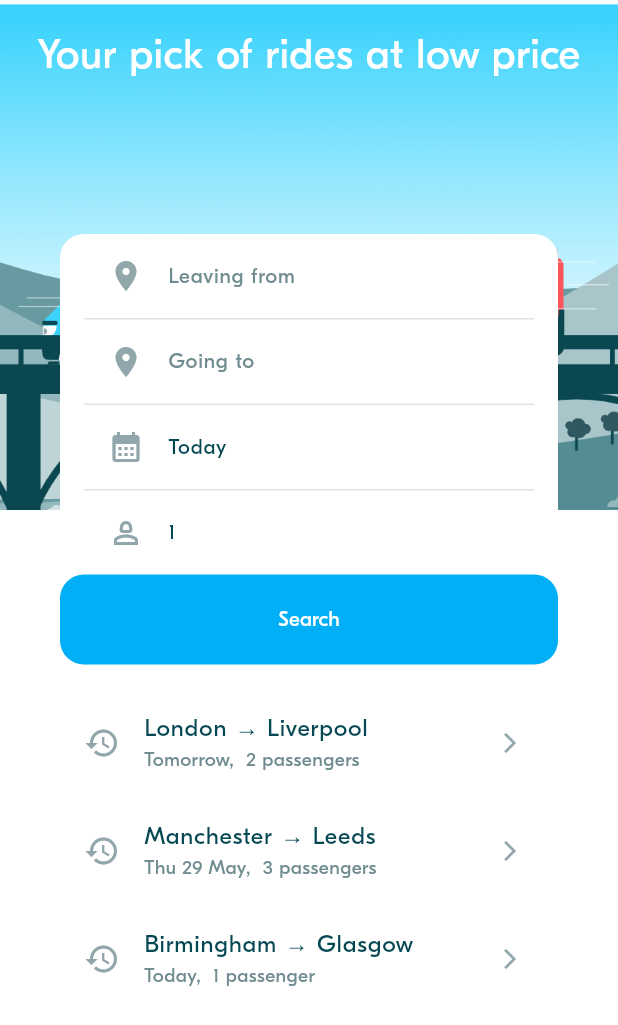
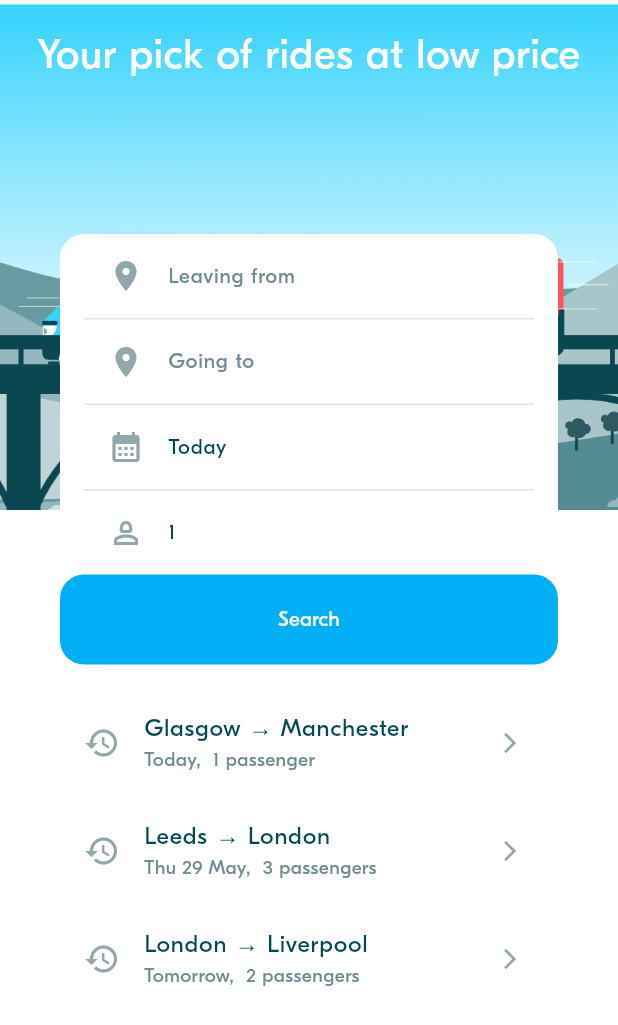
Before and after one commit to lee-sinh/BLA-W7, a Flutter app: the screen it shows after launch, on a phone screen of 412 x 824 dp. Shown: the top 1025 px of the screen. Run offline on Flutter 3.47's test engine with Material 3 defaults, Android fonts, the phone set to English and light mode, and no system bars; statements that could not run were skipped; project files that could hold a hidden picture were left out.

Commit message:
BLA-201 - Rides Preferences with Provider

```diff
--- a/lib/main.dart
+++ b/lib/main.dart
@@ -1,22 +1,29 @@
 import 'package:flutter/material.dart';
+import 'package:provider/provider.dart';
 import 'repository/mock/mock_locations_repository.dart';
 import 'repository/mock/mock_rides_repository.dart';
+import 'repository/mock/mock_ride_preferences_repository.dart';
+
 import 'service/locations_service.dart';
 import 'service/rides_service.dart';
-
-import 'repository/mock/mock_ride_preferences_repository.dart';
 import 'ui/screens/ride_pref/ride_pref_screen.dart';
-import 'service/ride_prefs_service.dart';
 import 'ui/theme/theme.dart';
 
+import 'providers/rides_preferences_provider.dart';
+
 void main() {
-  // 1 - Initialize the services
-  RidePrefService.initialize(MockRidePreferencesRepository());
+  // Initialize services that are still used
   LocationsService.initialize(MockLocationsRepository());
   RidesService.initialize(MockRidesRepository());
 
-  // 2- Run the UI
-  runApp(const MyApp());
+  runApp(
+    ChangeNotifierProvider(
+      create: (_) => RidesPreferencesProvider(
+        repository: MockRidePreferencesRepository(),
+      ),
+      child: const MyApp(),
+    ),
+  );
 }
 
 class MyApp extends StatelessWidget {
@@ -27,7 +34,9 @@ class MyApp extends StatelessWidget {
     return MaterialApp(
       debugShowCheckedModeBanner: false,
       theme: appTheme,
-      home: Scaffold(body: RidePrefScreen()),
+      home: const Scaffold(
+        body: RidePrefScreen(),
+      ),
     );
   }
 }
--- /dev/null
+++ b/lib/providers/rides_preferences_provider.dart
@@ -0,0 +1,34 @@
+import 'package:flutter/material.dart';
+import '../../../model/ride/ride_pref.dart';
+import '../repository/ride_preferences_repository.dart';
+
+class RidesPreferencesProvider extends ChangeNotifier {
+  RidePreference? _currentPreference;
+  List<RidePreference> _pastPreferences = [];
+  final RidePreferencesRepository repository;
+
+  RidesPreferencesProvider({required this.repository}) {
+    // Fetch once from repository
+    _pastPreferences = repository.getPastPreferences();
+    _currentPreference = repository.currentPreference;
+  }
+
+  RidePreference? get currentPreference => _currentPreference;
+
+  void setCurrentPreferrence(RidePreference pref) {
+    _currentPreference = pref;
+    _addPreference(pref);
+    repository.setCurrentPreference(pref);
+    notifyListeners();
+  }
+
+  void _addPreference(RidePreference preference) {
+    // Avoid duplicates (optional logic)
+    if (!_pastPreferences.contains(preference)) {
+      _pastPreferences.add(preference);
+    }
+  }
+
+  List<RidePreference> get preferencesHistory =>
+      _pastPreferences.reversed.toList();
+}
--- a/lib/ui/screens/ride_pref/ride_pref_screen.dart
+++ b/lib/ui/screens/ride_pref/ride_pref_screen.dart
@@ -1,9 +1,8 @@
 import 'package:flutter/material.dart';
+import 'package:provider/provider.dart';
 
-import '../../../model/ride/ride_pref.dart';
-import '../../../service/ride_prefs_service.dart';
+import '../../../providers/rides_preferences_provider.dart'; // <-- Import the provider
 import '../../theme/theme.dart';
-
 import '../../../utils/animations_util.dart';
 import '../rides/rides_screen.dart';
 import 'widgets/ride_pref_form.dart';
@@ -11,79 +10,68 @@ import 'widgets/ride_pref_history_tile.dart';
 
 const String blablaHomeImagePath = 'assets/images/blabla_home.png';
 
-///
-/// This screen allows user to:
-/// - Enter his/her ride preference and launch a search on it
-/// - Or select a last entered ride preferences and launch a search on it
-///
-class RidePrefScreen extends StatefulWidget {
+class RidePrefScreen extends StatelessWidget {
   const RidePrefScreen({super.key});
 
   @override
-  State<RidePrefScreen> createState() => _RidePrefScreenState();
-}
-
-class _RidePrefScreenState extends State<RidePrefScreen> {
-  onRidePrefSelected(RidePreference newPreference) async {
-    // 1 - Update the current preference
-    RidePrefService.instance.setCurrentPreference(newPreference);
-
-    // 2 - Navigate to the rides screen (with a buttom to top animation)
-    await Navigator.of(context)
-        .push(AnimationUtils.createBottomToTopRoute(RidesScreen()));
-
-    // 3 - After wait  - Update the state   -- TODO MAKE IT WITH STATE MANAGEMENT
-    setState(() {});
-  }
-
-  @override
   Widget build(BuildContext context) {
-    RidePreference? currentRidePreference =
-        RidePrefService.instance.currentPreference;
-    List<RidePreference> pastPreferences =
-        RidePrefService.instance.getPastPreferences();
+    final ridePrefProvider = context.watch<RidesPreferencesProvider>();
+    final currentRidePreference = ridePrefProvider.currentPreference;
+    final pastPreferences = ridePrefProvider.preferencesHistory;
 
     return Stack(
       children: [
         // 1 - Background  Image
-        BlaBackground(),
+        const BlaBackground(),
 
         // 2 - Foreground content
         Column(
           children: [
-            SizedBox(height: BlaSpacings.m),
+            const SizedBox(height: BlaSpacings.m),
             Text(
               "Your pick of rides at low price",
               style: BlaTextStyles.heading.copyWith(color: Colors.white),
             ),
-            SizedBox(height: 100),
+            const SizedBox(height: 100),
             Container(
-              margin: EdgeInsets.symmetric(horizontal: BlaSpacings.xxl),
+              margin: const EdgeInsets.symmetric(horizontal: BlaSpacings.xxl),
               decoration: BoxDecoration(
-                color: Colors.white, // White background
-                borderRadius: BorderRadius.circular(16), // Rounded corners
+                color: Colors.white,
+                borderRadius: BorderRadius.circular(16),
               ),
               child: Column(
-                mainAxisAlignment: MainAxisAlignment.start,
-                crossAxisAlignment: CrossAxisAlignment.stretch,
                 children: [
-                  // 2.1 Display the Form to input the ride preferences
+                  // Ride preference form
                   RidePrefForm(
-                      initialPreference: currentRidePreference,
-                      onSubmit: onRidePrefSelected),
-                  SizedBox(height: BlaSpacings.m),
+                    initialPreference: currentRidePreference,
+                    onSubmit: (newPreference) async {
+                      ridePrefProvider.setCurrentPreferrence(newPreference);
+                      await Navigator.of(context).push(
+                        AnimationUtils.createBottomToTopRoute(
+                          const RidesScreen(),
+                        ),
+                      );
+                    },
+                  ),
+                  const SizedBox(height: BlaSpacings.m),
 
-                  // 2.2 Optionally display a list of past preferences
+                  // Past preferences list
                   SizedBox(
-                    height: 200, // Set a fixed height
+                    height: 200,
                     child: ListView.builder(
-                      shrinkWrap: true, // Fix ListView height issue
-                      physics: AlwaysScrollableScrollPhysics(),
                       itemCount: pastPreferences.length,
                       itemBuilder: (ctx, index) => RidePrefHistoryTile(
                         ridePref: pastPreferences[index],
-                        onPressed: () =>
-                            onRidePrefSelected(pastPreferences[index]),
+                        onPressed: () async {
+                          ridePrefProvider.setCurrentPreferrence(
+                            pastPreferences[index],
+                          );
+                          await Navigator.of(context).push(
+                            AnimationUtils.createBottomToTopRoute(
+                              const RidesScreen(),
+                            ),
+                          );
+                        },
                       ),
                     ),
                   ),
@@ -107,7 +95,7 @@ class BlaBackground extends StatelessWidget {
       height: 340,
       child: Image.asset(
         blablaHomeImagePath,
-        fit: BoxFit.cover, // Adjust image fit to cover the container
+        fit: BoxFit.cover,
       ),
     );
   }
--- a/pubspec.yaml
+++ b/pubspec.yaml
@@ -12,6 +12,7 @@ dependencies:
   cupertino_icons: ^1.0.8
   intl: ^0.20.2
   flutter_svg: ^2.0.17
+  provider: ^6.1.5
 
 dev_dependencies:
   flutter_test:
```
Also changed, not shown: lib/ui/screens/rides/rides_screen.dart (+37 -49 lines), pubspec.lock.
